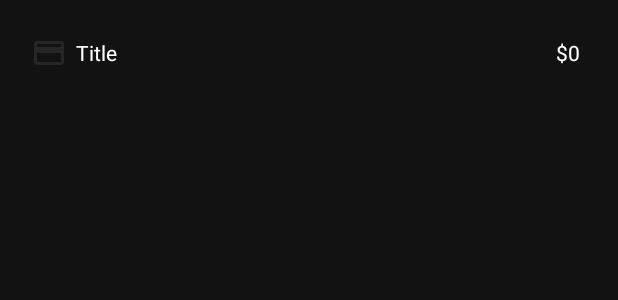
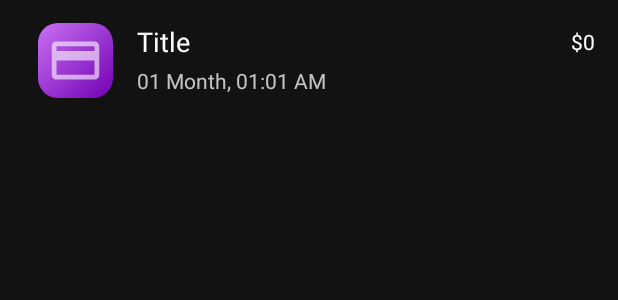
Before and after one commit to adriangrpz/Piggy, an Android app: the layout transaction_item.xml on its own in the app's theme, with its tools: preview values and no code run, on a phone screen of 412 x 824 dp. Shown: the top 300 px of the screen. Run offline under Robolectric (Android 15) with nearby library versions, the phone set to English and light mode, and no system bars.

Commit message:
Improving UI

```diff
--- a/app/src/main/res/layout/transaction_item.xml
+++ b/app/src/main/res/layout/transaction_item.xml
@@ -1,42 +1,72 @@
 <androidx.constraintlayout.widget.ConstraintLayout xmlns:android="http://schemas.android.com/apk/res/android"
     xmlns:app="http://schemas.android.com/apk/res-auto"
     android:layout_width="match_parent"
-    android:layout_height="60dp"
+    android:layout_height="70dp"
     android:layout_margin="5dp"
-    android:orientation="horizontal"
-    android:background="@android:color/transparent">
+    android:background="@android:color/transparent"
+    android:orientation="horizontal">
 
     <TextView
         android:id="@+id/transaction_amount"
         android:layout_width="wrap_content"
         android:layout_height="wrap_content"
-        android:layout_marginTop="20dp"
-        android:layout_marginEnd="20dp"
+        android:layout_marginEnd="10dp"
         android:text="@string/amount_placeholder"
+        android:textSize="14sp"
         android:textColor="#FFFFFF"
+        app:layout_constraintTop_toTopOf="@id/transaction_title"
+        app:layout_constraintBottom_toBottomOf="@id/transaction_title"
         app:layout_constraintEnd_toEndOf="parent"
-        app:layout_constraintTop_toTopOf="parent" />
+        />
 
-    <ImageView
-        android:id="@+id/transaction_icon"
-        android:layout_width="wrap_content"
-        android:layout_height="wrap_content"
-        android:layout_marginTop="18dp"
-        android:layout_marginStart="15dp"
-        android:src="@drawable/ic_card"
-        android:contentDescription="@string/type"
+    <androidx.constraintlayout.widget.ConstraintLayout
+        android:id="@+id/icon_container"
+        android:layout_width="50dp"
+        android:layout_height="50dp"
+        android:layout_marginTop="10dp"
+        android:layout_marginStart="20dp"
+        android:layout_marginBottom="10dp"
+        android:background="@drawable/balance_card_bg"
+        app:layout_constraintTop_toTopOf="parent"
         app:layout_constraintStart_toStartOf="parent"
-        app:layout_constraintTop_toTopOf="parent" />
+        >
+
+        <ImageView
+            android:id="@+id/transaction_icon"
+            android:layout_width="match_parent"
+            android:layout_height="match_parent"
+            android:contentDescription="@string/type"
+            android:padding="6dp"
+            android:src="@drawable/ic_card"
+            app:layout_constraintStart_toStartOf="parent"
+            app:layout_constraintTop_toTopOf="parent"
+            app:tint="#FFFFFF"
+            />
+
+    </androidx.constraintlayout.widget.ConstraintLayout>
 
     <TextView
         android:id="@+id/transaction_title"
         android:layout_width="wrap_content"
         android:layout_height="wrap_content"
-        android:layout_marginTop="20dp"
-        android:layout_marginStart="6dp"
+        android:layout_marginStart="16dp"
         android:text="@string/title"
         android:textColor="#FFFFFF"
-        app:layout_constraintTop_toTopOf="parent"
-        app:layout_constraintStart_toEndOf="@id/transaction_icon" />
+        android:textSize="18sp"
+        app:layout_constraintTop_toTopOf="@id/icon_container"
+        app:layout_constraintStart_toEndOf="@id/icon_container"
+        />
+
+    <TextView
+        android:id="@+id/transaction_date"
+        android:layout_width="wrap_content"
+        android:layout_height="wrap_content"
+        android:layout_marginBottom="2dp"
+        android:text="@string/date"
+        android:textSize="14sp"
+        android:textColor="#C4C4C4"
+        app:layout_constraintBottom_toBottomOf="@id/icon_container"
+        app:layout_constraintStart_toStartOf="@id/transaction_title"
+        />
 
 </androidx.constraintlayout.widget.ConstraintLayout>
--- a/app/src/main/res/values/strings.xml
+++ b/app/src/main/res/values/strings.xml
@@ -1,6 +1,8 @@
 <resources>
     <string name="app_name">Piggy</string>
     <string name="amount_template">$%1s</string>
+    <string name="pos_amount_template">+$%1s</string>
+    <string name="neg_amount_template">-$%1s</string>
     <string name="add">add</string>
     <string name="new_income">New Income</string>
     <string name="new_expense">New Expense</string>
@@ -14,4 +16,5 @@
     <string name="expenses">Expenses</string>
     <string name="transactions">Transactions</string>
     <string name="category">Categoría</string>
+    <string name="date">01 Month, 01:01 AM</string>
 </resources>
```
Also changed, not shown: app/src/main/java/com/piggy/piggy/TransactionsExpandableListAdapter.kt (+55 -11 lines).
